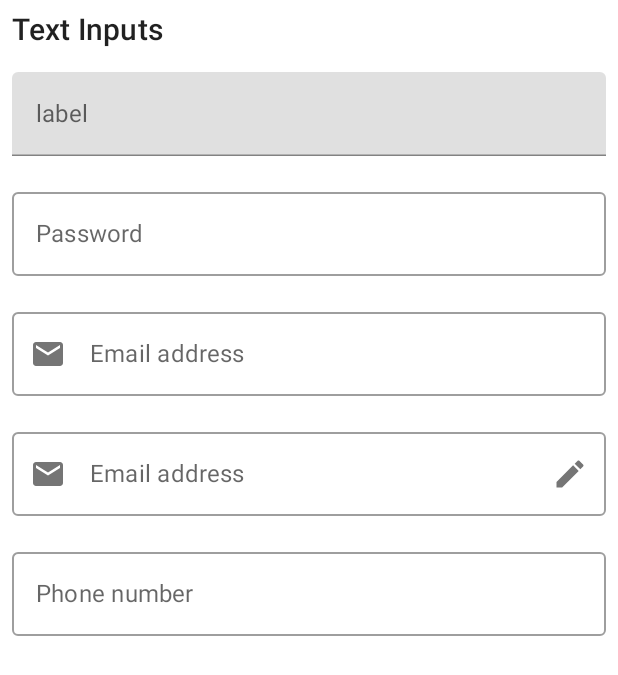
After one commit to pavelfire/ExchangeNavigation, an Android app built with Jetpack Compose: the InputFieldsScreen screen opened through its navigation route, on a phone screen of 412 x 824 dp. The commit adds this screen. Shown: the top 675 px of the screen. Run offline under Robolectric (Android 15) with nearby library versions, the phone set to English and light mode, and no system bars.

Commit message:
input screen added

```diff
--- a/app/src/main/java/com/vk/directop/exchangenavigation/Navigation.kt
+++ b/app/src/main/java/com/vk/directop/exchangenavigation/Navigation.kt
@@ -8,10 +8,12 @@ import androidx.navigation.compose.NavHost
 import androidx.navigation.compose.composable
 import androidx.navigation.compose.rememberNavController
 import androidx.navigation.navArgument
+import com.vk.directop.exchangenavigation.presentation.InputFieldsScreen
 import com.vk.directop.exchangenavigation.presentation.CardImageScreen
 import com.vk.directop.exchangenavigation.presentation.FavoriteScreen
 import com.vk.directop.exchangenavigation.presentation.PopularScreen
 import com.vk.directop.exchangenavigation.presentation.util.Screen
+
 
 //navArgument
 @Composable
@@ -40,5 +42,8 @@ fun Navigation() {
         composable(route = Screen.CardImageScreen.route) {
             CardImageScreen(navController = navController)
         }
+        composable(route = Screen.InputFieldsScreen.route) {
+            InputFieldsScreen()
+        }
     }
 }
--- /dev/null
+++ b/app/src/main/java/com/vk/directop/exchangenavigation/presentation/InputFieldsScreen.kt
@@ -0,0 +1,116 @@
+package com.vk.directop.exchangenavigation.presentation
+
+import androidx.compose.foundation.layout.Column
+import androidx.compose.foundation.layout.fillMaxWidth
+import androidx.compose.foundation.layout.padding
+import androidx.compose.foundation.text.KeyboardOptions
+import androidx.compose.material.*
+import androidx.compose.material.icons.Icons
+import androidx.compose.material.icons.filled.Edit
+import androidx.compose.material.icons.filled.Email
+import androidx.compose.runtime.*
+import androidx.compose.ui.Modifier
+import androidx.compose.ui.text.InternalTextApi
+import androidx.compose.ui.text.input.KeyboardType
+import androidx.compose.ui.text.input.PasswordVisualTransformation
+import androidx.compose.ui.text.input.TextFieldValue
+import androidx.compose.ui.unit.dp
+
+@Composable
+fun InputFieldsScreen(){
+    TextInputs()
+}
+
+@Composable
+fun TextInputs() {
+    Column {
+
+        Text(text = "Text Inputs", style = MaterialTheme.typography.h6, modifier = Modifier.padding(8.dp))
+        var text by remember { mutableStateOf(TextFieldValue("")) }
+        // for preview add same text to all the fields
+
+        // Normal Text Input field with floating label
+        // placeholder is same as hint in xml of edit text
+        TextField(
+            value = text,
+            onValueChange = { newValue -> text = newValue },
+            modifier = Modifier
+                .padding(8.dp)
+                .fillMaxWidth(),
+            label = { Text("label") },
+            placeholder = { Text("placeholder") },
+        )
+
+        // Outlined Text Input Field
+        OutlinedTextField(
+            value = text,
+            modifier = Modifier
+                .padding(8.dp)
+                .fillMaxWidth(),
+            label = { Text(text = "Password") },
+            placeholder = { Text(text = "12334444") },
+            visualTransformation = PasswordVisualTransformation(),
+            onValueChange = {
+                text = it
+            },
+            keyboardOptions = KeyboardOptions(keyboardType = KeyboardType.Password)
+        )
+
+        // Outlined Input text with icon on the left
+        // inside leadingIcon property add the icon
+        OutlinedTextField(
+            value = text,
+            leadingIcon = { Icon(imageVector = Icons.Default.Email, contentDescription = null) },
+            modifier = Modifier
+                .padding(8.dp)
+                .fillMaxWidth(),
+            keyboardOptions = KeyboardOptions(keyboardType = KeyboardType.Text),
+            label = { Text(text = "Email address") },
+            placeholder = { Text(text = "Your email") },
+            onValueChange = {
+                text = it
+            }
+        )
+
+        // Outlined Input text with icon on the left and right
+        // inside leadingIcon property add the left icon
+        // inside trailingIcon property add right icon
+        OutlinedTextField(
+            value = text,
+            leadingIcon = { Icon(imageVector = Icons.Default.Email, contentDescription = null) },
+            trailingIcon = { Icon(imageVector = Icons.Default.Edit, contentDescription = null) },
+            modifier = Modifier
+                .padding(8.dp)
+                .fillMaxWidth(),
+            keyboardOptions = KeyboardOptions(keyboardType = KeyboardType.Text),
+            label = { Text(text = "Email address") },
+            placeholder = { Text(text = "Your email") },
+            onValueChange = {
+                text = it
+            }
+        )
+
+        var numberText by remember { mutableStateOf(TextFieldValue("")) }
+        // Outlined Text input field with input type number
+        // It will open the number keyboard
+        OutlinedTextField(value = numberText,
+            modifier = Modifier
+                .padding(8.dp)
+                .fillMaxWidth(),
+            keyboardOptions = KeyboardOptions(keyboardType = KeyboardType.Number),
+            label = { Text(text = "Phone number") },
+            placeholder = { Text(text = "88888888") },
+            onValueChange = {
+                numberText = it
+            }
+        )
+    }
+}
+
+@InternalTextApi
+@Composable
+fun PreviewInputs() {
+    Column {
+        TextInputs()
+    }
+}
--- a/app/src/main/java/com/vk/directop/exchangenavigation/presentation/PopularScreen.kt
+++ b/app/src/main/java/com/vk/directop/exchangenavigation/presentation/PopularScreen.kt
@@ -58,5 +58,16 @@ fun PopularScreen(
         ) {
             Text(text = "To Card Image")
         }
+        Spacer(modifier = Modifier.height(18.dp))
+        Button(
+            onClick = {
+                navController.navigate(Screen.InputFieldsScreen.route)
+            },
+            modifier = Modifier
+                .align(Alignment.Start)
+                .padding(10.dp)
+        ) {
+            Text(text = "To Input Fields")
+        }
     }
 }
--- a/app/src/main/java/com/vk/directop/exchangenavigation/presentation/util/Screen.kt
+++ b/app/src/main/java/com/vk/directop/exchangenavigation/presentation/util/Screen.kt
@@ -4,6 +4,7 @@ sealed class Screen(val route: String){
     object PopularScreen : Screen("popular_screen")
     object FavoriteScreen : Screen("favorite_screen")
     object CardImageScreen: Screen("card_image")
+    object InputFieldsScreen: Screen("input_fields_screen")
 
     fun withArgs(vararg args: String): String {
         return buildString{
```
